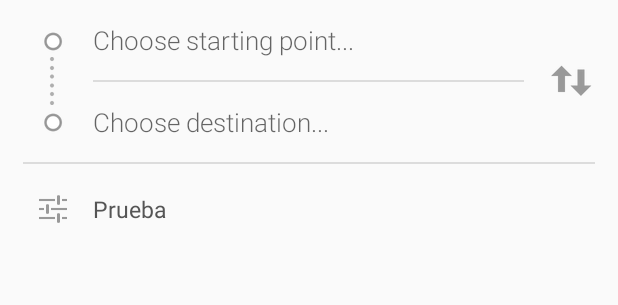
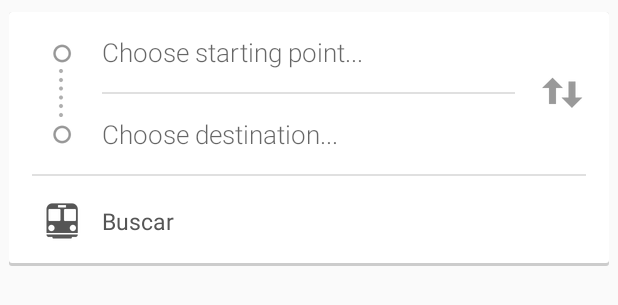
Before and after one commit to dexafree/AndFGC, an Android app: the layout directions_input_panel.xml on its own in the app's theme, with its tools: preview values and no code run, on a phone screen of 412 x 824 dp. Shown: the top 305 px of the screen. Run offline under Robolectric (Android 15) with nearby library versions, the phone set to English and light mode, and no system bars.

Commit message:
+ Mejorado input_panel

```diff
--- a/app/src/main/res/layout/directions_input_panel.xml
+++ b/app/src/main/res/layout/directions_input_panel.xml
@@ -2,6 +2,12 @@
 <LinearLayout android:id="@+id/directions_input_panel" style="@style/DirectionsInputPanelContent"
               xmlns:android="http://schemas.android.com/apk/res/android"
               xmlns:tools="http://schemas.android.com/tools">
+    <LinearLayout
+            android:orientation="vertical"
+            android:layout_width="fill_parent"
+            android:layout_height="fill_parent" android:layout_marginLeft="6dp" android:layout_marginTop="8dp"
+            android:layout_marginRight="6dp" android:layout_marginBottom="8dp"
+            android:background="@drawable/cards_back" style="@style/DirectionsInputPanelContent">
         <LinearLayout android:orientation="horizontal" android:layout_height="@dimen/directions_waypoint_input_height" style="@style/DirectionsWaypointsContent">
             <FrameLayout android:layout_width="@dimen/directions_left_icon_area_width" android:layout_height="fill_parent" android:layout_weight="0.0" style="@style/Container">
                 <ImageView android:layout_gravity="center" android:src="@drawable/ic_directions_form_dots" style="@style/CenteredImage" />
@@ -19,15 +25,12 @@
             </FrameLayout>
         </LinearLayout>
         <LinearLayout android:id="@+id/options_container" android:minHeight="@dimen/paneloption_directionsoptions_height" style="@style/DirectionsInputPanelButtonsContent">
-        <LinearLayout android:id="@+id/routeoptions_button" android:layout_width="fill_parent" android:layout_weight="0.0" style="@style/DirectionsPanelOptionButton">
-            <ImageView android:layout_width="@dimen/directions_left_icon_area_width" android:src="@drawable/ic_setting" style="@style/CenteredImage" />
+            <LinearLayout android:id="@+id/routeoptions_button" android:layout_width="fill_parent" android:layout_weight="0.0" style="@style/DirectionsPanelOptionButton"
+                    >
+                <ImageView android:layout_width="@dimen/directions_left_icon_area_width" android:src="@drawable/ic_directions_transit" style="@style/CenteredImage" />
                 <TextView android:textAppearance="@style/SmallTertiaryText" android:id="@+id/routeoptions_textbox" android:clickable="false" android:layout_width="fill_parent" style="@style/IconTextButton"
-                    tools:text="Prueba"/>
-        </LinearLayout>
-        <LinearLayout android:id="@+id/transitdatetimeoptions_button" android:layout_width="0.0dip" android:layout_weight="1.0" style="@style/DirectionsPanelOptionButton">
-            <ImageView android:layout_width="@dimen/directions_left_icon_area_width" android:src="@drawable/ic_setting" style="@style/CenteredImage" />
-            <TextView android:textAppearance="@style/SmallTertiaryText" android:id="@+id/transitdatetimeoptions_textbox" android:clickable="false" android:layout_width="fill_parent" style="@style/IconTextButton" />
-        </LinearLayout>
-        <TextView android:textAppearance="@style/SmallTertiaryText" android:id="@+id/transitoptions_button" android:layout_width="wrap_content" android:layout_weight="0.0" style="@style/DirectionsInputPanelOptionButton" />
+                          tools:text="Buscar"/>
             </LinearLayout>
         </LinearLayout>
+    </LinearLayout>
+</LinearLayout>
```
Lines whose indentation alone changed are shown as unchanged.
